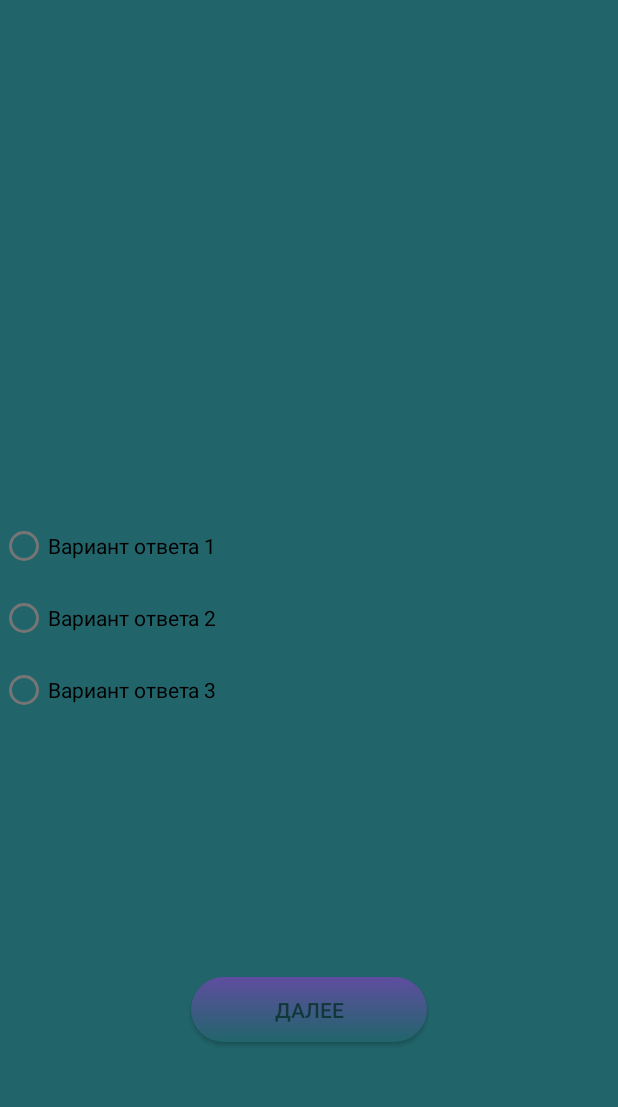
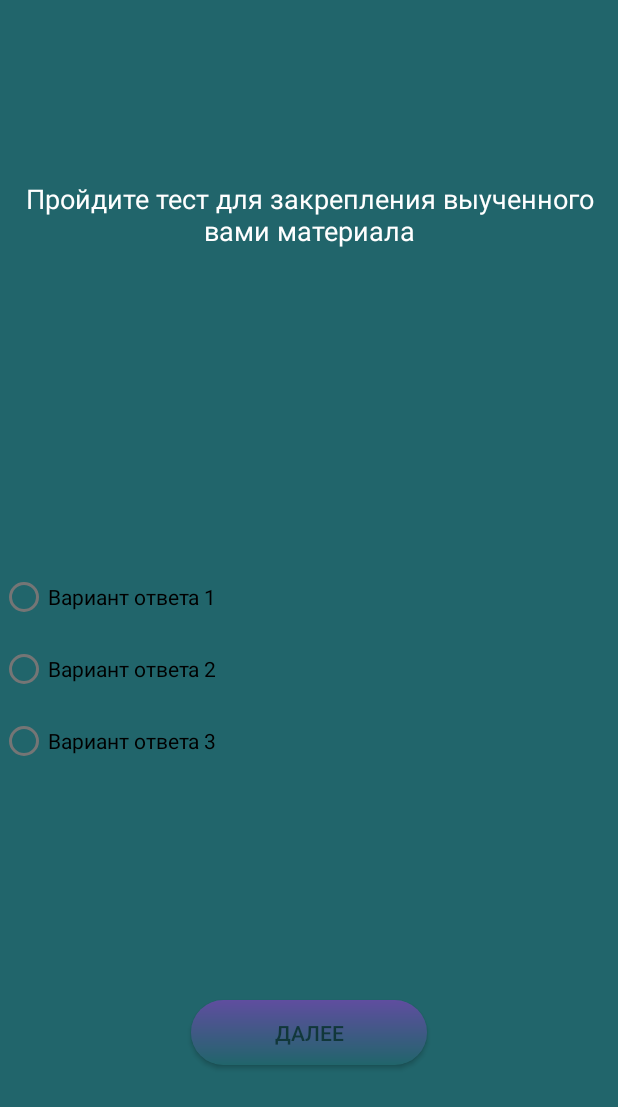
Before and after one commit to guisecreator/englearnApp, an Android app: the layout activity_lesson_ok.xml on its own in the app's theme, with its tools: preview values and no code run, on a phone screen of 412 x 824 dp. Shown: the top 1107 px of the screen. Run offline under Robolectric (Android 15) with nearby library versions, the phone set to English and light mode, and no system bars.

Commit message:
feat: added questions

```diff
--- a/app/src/main/AndroidManifest.xml
+++ b/app/src/main/AndroidManifest.xml
@@ -12,7 +12,7 @@
         android:theme="@style/Theme.English_learning_app"
         tools:targetApi="31">
         <activity
-            android:name=".LoadingActivity"
+            android:name=".LessonActivity"
             android:exported="true">
             <intent-filter>
                 <action android:name="android.intent.action.MAIN" />
@@ -23,7 +23,7 @@
         <activity android:name=".QuizActivity" />
         <activity android:name=".ResultActivity" />
         <activity android:name=".MainDisplayActivity" />
-        <activity android:name=".LessonActivity" />
+
         <activity android:name=".RecoveryActivity" />
         <activity android:name=".RecoveryOkActivity" />
         <activity android:name=".SignupActivity" />
--- a/app/src/main/res/layout/activity_lesson.xml
+++ b/app/src/main/res/layout/activity_lesson.xml
@@ -33,8 +33,8 @@
         android:text=""
         android:textColor="@color/black"
         android:textSize="16sp"
-        tools:layout_editor_absoluteX="2dp"
-        tools:layout_editor_absoluteY="235dp" />
+        tools:layout_editor_absoluteX="47dp"
+        tools:layout_editor_absoluteY="243dp" />
 
     <androidx.appcompat.widget.AppCompatButton
         android:id="@+id/button_lesson"
--- a/app/src/main/res/layout/activity_lesson_ok.xml
+++ b/app/src/main/res/layout/activity_lesson_ok.xml
@@ -7,10 +7,23 @@
     android:background="@color/main_color">
 
     <TextView
+        android:layout_width="wrap_content"
+        android:layout_height="wrap_content"
+        android:layout_marginTop="120dp"
+        android:textColor="@color/white"
+        android:text="Пройдите тест для закрепления выученного вами материала"
+        android:textSize="18dp"
+        android:gravity="center"
+        app:layout_constraintEnd_toEndOf="parent"
+        app:layout_constraintHorizontal_bias="0.498"
+        app:layout_constraintStart_toStartOf="parent"
+        app:layout_constraintTop_toTopOf="parent" />
+
+    <TextView
         android:id="@+id/questionTextView"
         android:layout_width="wrap_content"
         android:layout_height="wrap_content"
-        android:layout_marginTop="176dp"
+        android:layout_marginTop="204dp"
         android:textColor="@color/white"
         android:textSize="32dp"
         app:layout_constraintEnd_toEndOf="parent"
@@ -22,10 +35,10 @@
         android:id="@+id/optionsRadioGroup"
         android:layout_width="match_parent"
         android:layout_height="wrap_content"
-        tools:layout_editor_absoluteX="0dp"
-        tools:layout_editor_absoluteY="293dp"
+        app:layout_constraintBottom_toBottomOf="parent"
         app:layout_constraintTop_toTopOf="parent"
-        app:layout_constraintBottom_toBottomOf="parent">
+        app:layout_constraintVertical_bias="0.55"
+        tools:layout_editor_absoluteX="-16dp">
 
         <RadioButton
             android:id="@+id/option1TextView"
@@ -60,6 +73,6 @@
         app:layout_constraintEnd_toEndOf="parent"
         app:layout_constraintStart_toStartOf="parent"
         app:layout_constraintTop_toTopOf="parent"
-        app:layout_constraintVertical_bias="0.834" />
+        app:layout_constraintVertical_bias="0.854" />
 
 </androidx.constraintlayout.widget.ConstraintLayout>
```
Also changed, not shown: app/src/main/java/com/example/english_learning_app/LessonOKActivity.kt (+30 -8 lines), app/src/main/res/layout/activity_loading.xml (+12 -0 lines).
